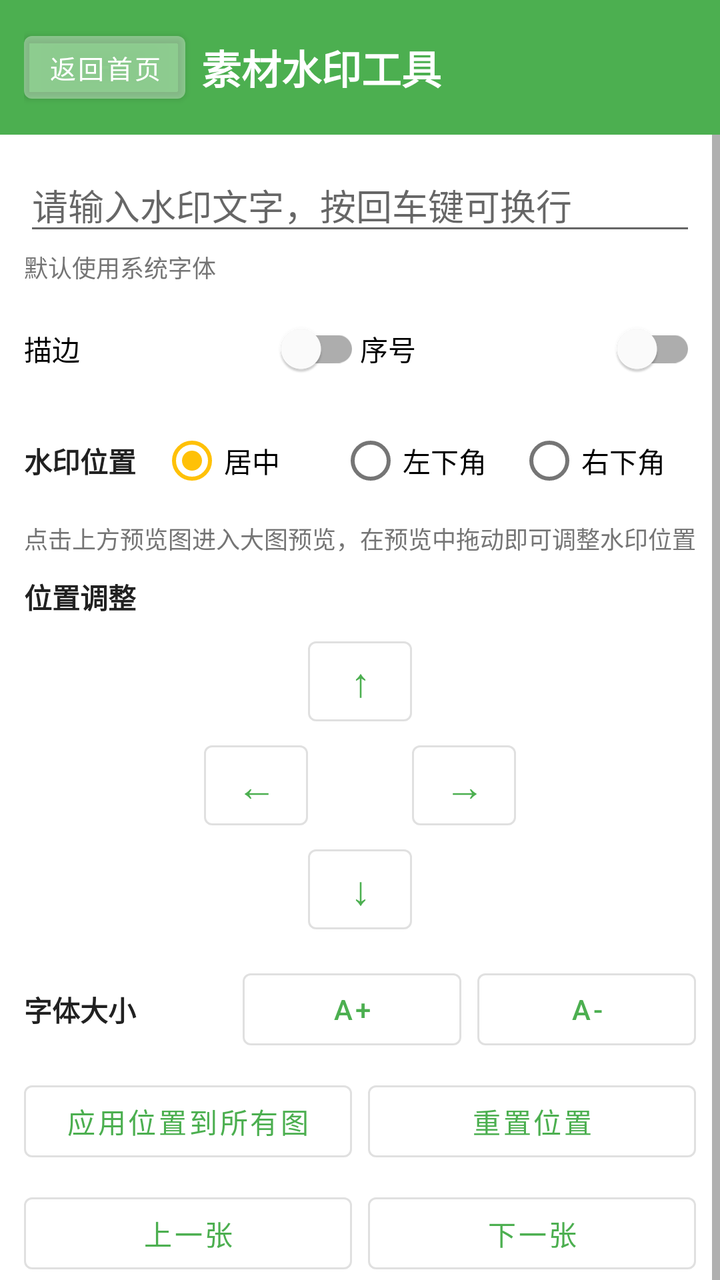
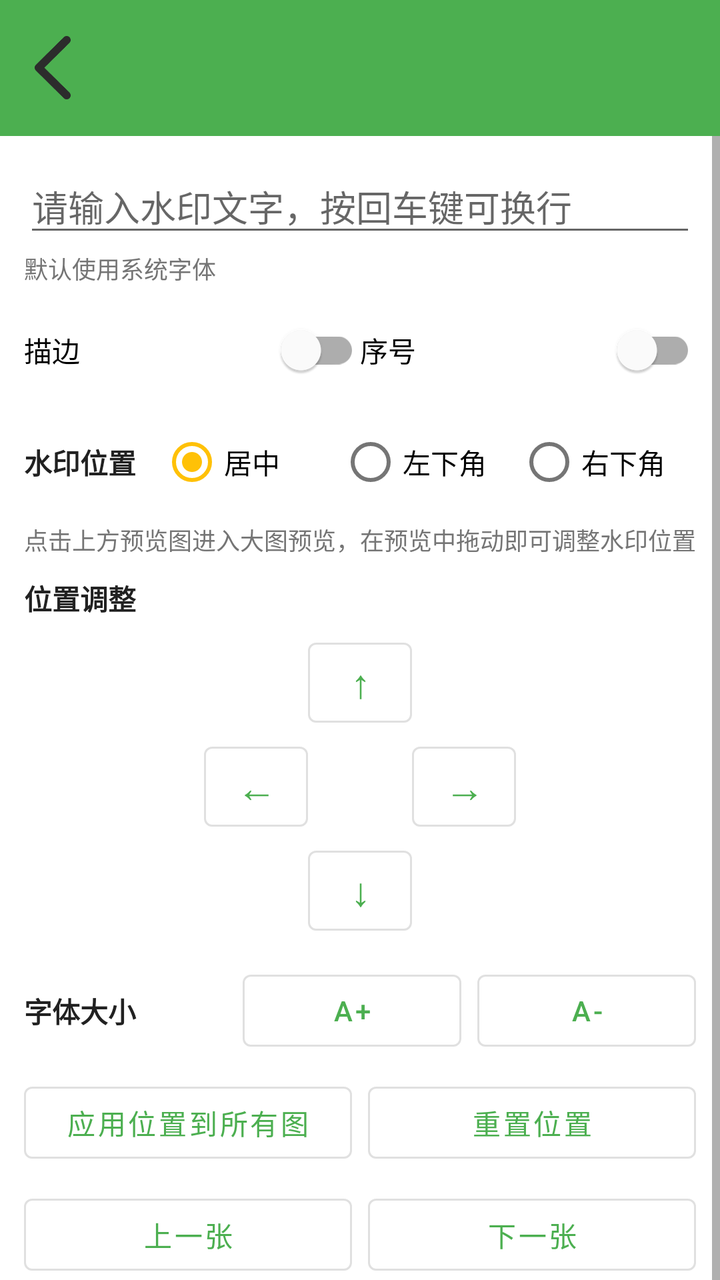

An Android layout rendered at two revisions. The XML below is the earlier revision; the diff shows what the commit changed to produce the second picture.
<!-- AndroidManifest.xml: application theme Theme.XiaQiaoQiao -->
<!-- res/layout/activity_watermark.xml -->
<?xml version="1.0" encoding="utf-8"?>
<LinearLayout xmlns:android="http://schemas.android.com/apk/res/android"
    android:layout_width="match_parent"
    android:layout_height="match_parent"
    android:background="@color/bg_page"
    android:orientation="vertical">

    
    <LinearLayout
        android:layout_width="match_parent"
        android:layout_height="wrap_content"
        android:background="@color/brand_primary"
        android:gravity="center_vertical"
        android:orientation="horizontal"
        android:padding="12dp">

        
        <Button
            android:id="@+id/btn_back_home"
            android:layout_width="wrap_content"
            android:layout_height="wrap_content"
            android:layout_marginEnd="8dp"
            android:backgroundTint="#33FFFFFF"
            android:minWidth="0dp"
            android:minHeight="0dp"
            android:paddingStart="12dp"
            android:paddingTop="6dp"
            android:paddingEnd="12dp"
            android:paddingBottom="6dp"
            android:text="@string/wm_back_home"
            android:textColor="@color/white"
            android:textSize="13sp" />

        <TextView
            android:id="@+id/tv_title"
            android:layout_width="0dp"
            android:layout_height="wrap_content"
            android:layout_weight="1"
            android:ellipsize="end"
            android:maxLines="1"
            android:text="@string/tool_watermark"
            android:textColor="@color/white"
            android:textSize="20sp"
            android:textStyle="bold" />

        <TextView
            android:id="@+id/tv_index"
            android:layout_width="wrap_content"
            android:layout_height="wrap_content"
            android:textColor="@color/white"
            android:textSize="14sp" />
    </LinearLayout>

    
    <FrameLayout
        android:layout_width="match_parent"
        android:layout_height="0dp"
        android:layout_weight="1"
        android:background="@color/black">

        <com.huanghy7588.xiaqiaoqiaogongjvxiang.watermark.WatermarkView
            android:id="@+id/watermark_view"
            android:layout_width="match_parent"
            android:layout_height="match_parent" />

        <TextView
            android:id="@+id/tv_no_image"
            android:layout_width="wrap_content"
            android:layout_height="wrap_content"
            android:layout_gravity="center"
            android:text="@string/wm_no_images"
            android:textColor="@color/white"
            android:textSize="16sp"
            android:visibility="visible" />
    </FrameLayout>

    
    <ScrollView
        android:layout_width="match_parent"
        android:layout_height="wrap_content"
        android:background="@color/bg_card">

        <LinearLayout
            android:layout_width="match_parent"
            android:layout_height="wrap_content"
            android:orientation="vertical"
            android:padding="12dp">

            
            <EditText
                android:id="@+id/et_text"
                android:layout_width="match_parent"
                android:layout_height="wrap_content"
                android:hint="@string/wm_input_hint"
                android:inputType="textMultiLine"
                android:minLines="1"
                android:maxLines="3"
                android:gravity="top|start" />

            
            <TextView
                android:layout_width="wrap_content"
                android:layout_height="wrap_content"
                android:layout_marginTop="2dp"
                android:text="@string/wm_font_hint"
                android:textColor="@color/text_secondary"
                android:textSize="12sp" />

            
            <LinearLayout
                android:layout_width="match_parent"
                android:layout_height="wrap_content"
                android:layout_marginTop="8dp"
                android:orientation="horizontal">

                <com.google.android.material.switchmaterial.SwitchMaterial
                    android:id="@+id/sw_stroke"
                    android:layout_width="0dp"
                    android:layout_height="wrap_content"
                    android:layout_weight="1"
                    android:text="@string/wm_stroke" />

                <com.google.android.material.switchmaterial.SwitchMaterial
                    android:id="@+id/sw_numbering"
                    android:layout_width="0dp"
                    android:layout_height="wrap_content"
                    android:layout_weight="1"
                    android:text="@string/wm_numbering" />
            </LinearLayout>

            
            <LinearLayout
                android:layout_width="match_parent"
                android:layout_height="wrap_content"
                android:layout_marginTop="8dp"
                android:gravity="center_vertical"
                android:orientation="horizontal">

                <TextView
                    android:layout_width="wrap_content"
                    android:layout_height="wrap_content"
                    android:text="@string/wm_default_pos"
                    android:textColor="@color/text_primary"
                    android:textStyle="bold" />

                <RadioGroup
                    android:id="@+id/rg_position"
                    android:layout_width="0dp"
                    android:layout_height="wrap_content"
                    android:layout_marginStart="12dp"
                    android:layout_weight="1"
                    android:orientation="horizontal">

                    <RadioButton
                        android:id="@+id/rb_pos_center"
                        android:layout_width="0dp"
                        android:layout_height="wrap_content"
                        android:layout_weight="1"
                        android:checked="true"
                        android:text="@string/wm_pos_center" />

                    <RadioButton
                        android:id="@+id/rb_pos_bottom_left"
                        android:layout_width="0dp"
                        android:layout_height="wrap_content"
                        android:layout_weight="1"
                        android:text="@string/wm_pos_bottom_left" />

                    <RadioButton
                        android:id="@+id/rb_pos_bottom_right"
                        android:layout_width="0dp"
                        android:layout_height="wrap_content"
                        android:layout_weight="1"
                        android:text="@string/wm_pos_bottom_right" />
                </RadioGroup>
            </LinearLayout>

            
            <TextView
                android:layout_width="wrap_content"
                android:layout_height="wrap_content"
                android:layout_marginTop="6dp"
                android:text="@string/wm_preview_hint"
                android:textColor="@color/text_secondary"
                android:textSize="12sp" />

            
            <TextView
                android:layout_width="wrap_content"
                android:layout_height="wrap_content"
                android:layout_marginTop="10dp"
                android:text="@string/wm_fine_tune_pos"
                android:textColor="@color/text_primary"
                android:textStyle="bold" />

            <GridLayout
                android:layout_width="wrap_content"
                android:layout_height="wrap_content"
                android:layout_gravity="center_horizontal"
                android:layout_marginTop="6dp"
                android:columnCount="3">

                
                <Space
                    android:layout_width="52dp"
                    android:layout_height="52dp" />

                <Button
                    android:id="@+id/btn_up"
                    style="@style/Widget.MaterialComponents.Button.OutlinedButton"
                    android:layout_width="52dp"
                    android:layout_height="52dp"
                    android:minWidth="0dp"
                    android:minHeight="0dp"
                    android:padding="0dp"
                    android:text="↑"
                    android:textSize="20sp" />

                <Space
                    android:layout_width="52dp"
                    android:layout_height="52dp" />

                
                <Button
                    android:id="@+id/btn_left"
                    style="@style/Widget.MaterialComponents.Button.OutlinedButton"
                    android:layout_width="52dp"
                    android:layout_height="52dp"
                    android:minWidth="0dp"
                    android:minHeight="0dp"
                    android:padding="0dp"
                    android:text="←"
                    android:textSize="20sp" />

                <Space
                    android:layout_width="52dp"
                    android:layout_height="52dp" />

                <Button
                    android:id="@+id/btn_right"
                    style="@style/Widget.MaterialComponents.Button.OutlinedButton"
                    android:layout_width="52dp"
                    android:layout_height="52dp"
                    android:minWidth="0dp"
                    android:minHeight="0dp"
                    android:padding="0dp"
                    android:text="→"
                    android:textSize="20sp" />

                
                <Space
                    android:layout_width="52dp"
                    android:layout_height="52dp" />

                <Button
                    android:id="@+id/btn_down"
                    style="@style/Widget.MaterialComponents.Button.OutlinedButton"
                    android:layout_width="52dp"
                    android:layout_height="52dp"
                    android:minWidth="0dp"
                    android:minHeight="0dp"
                    android:padding="0dp"
                    android:text="↓"
                    android:textSize="20sp" />

                <Space
                    android:layout_width="52dp"
                    android:layout_height="52dp" />
            </GridLayout>

            
            <LinearLayout
                android:layout_width="match_parent"
                android:layout_height="wrap_content"
                android:layout_marginTop="10dp"
                android:gravity="center_vertical"
                android:orientation="horizontal">

                <TextView
                    android:layout_width="0dp"
                    android:layout_height="wrap_content"
                    android:layout_weight="1"
                    android:text="@string/wm_font_size"
                    android:textColor="@color/text_primary"
                    android:textStyle="bold" />

                <Button
                    android:id="@+id/btn_bigger"
                    style="@style/Widget.MaterialComponents.Button.OutlinedButton"
                    android:layout_width="0dp"
                    android:layout_height="wrap_content"
                    android:layout_weight="1"
                    android:minWidth="0dp"
                    android:text="A+" />

                <Button
                    android:id="@+id/btn_smaller"
                    style="@style/Widget.MaterialComponents.Button.OutlinedButton"
                    android:layout_width="0dp"
                    android:layout_height="wrap_content"
                    android:layout_marginStart="8dp"
                    android:layout_weight="1"
                    android:minWidth="0dp"
                    android:text="A-" />
            </LinearLayout>

            
            <LinearLayout
                android:layout_width="match_parent"
                android:layout_height="wrap_content"
                android:layout_marginTop="8dp"
                android:orientation="horizontal">

                <Button
                    android:id="@+id/btn_apply_all"
                    style="@style/Widget.MaterialComponents.Button.OutlinedButton"
                    android:layout_width="0dp"
                    android:layout_height="wrap_content"
                    android:layout_weight="1"
                    android:text="@string/wm_apply_to_all" />

                <Button
                    android:id="@+id/btn_reset"
                    style="@style/Widget.MaterialComponents.Button.OutlinedButton"
                    android:layout_width="0dp"
                    android:layout_height="wrap_content"
                    android:layout_weight="1"
                    android:layout_marginStart="8dp"
                    android:text="@string/wm_reset_pos" />
            </LinearLayout>

            
            <LinearLayout
                android:layout_width="match_parent"
                android:layout_height="wrap_content"
                android:layout_marginTop="8dp"
                android:orientation="horizontal">

                <Button
                    android:id="@+id/btn_prev"
                    style="@style/Widget.MaterialComponents.Button.OutlinedButton"
                    android:layout_width="0dp"
                    android:layout_height="wrap_content"
                    android:layout_weight="1"
                    android:text="@string/wm_prev" />

                <Button
                    android:id="@+id/btn_next"
                    style="@style/Widget.MaterialComponents.Button.OutlinedButton"
                    android:layout_width="0dp"
                    android:layout_height="wrap_content"
                    android:layout_weight="1"
                    android:layout_marginStart="8dp"
                    android:text="@string/wm_next" />
            </LinearLayout>

            
            <LinearLayout
                android:layout_width="match_parent"
                android:layout_height="wrap_content"
                android:layout_marginTop="8dp"
                android:orientation="horizontal">

                <Button
                    android:id="@+id/btn_import"
                    style="@style/Widget.XiaQiaoQiao.Button.Primary"
                    android:layout_width="0dp"
                    android:layout_height="wrap_content"
                    android:layout_weight="1"
                    android:text="@string/wm_import_images" />

                <Button
                    android:id="@+id/btn_export"
                    style="@style/Widget.XiaQiaoQiao.Button.Primary"
                    android:layout_width="0dp"
                    android:layout_height="wrap_content"
                    android:layout_weight="1"
                    android:layout_marginStart="8dp"
                    android:backgroundTint="@color/brand_accent"
                    android:text="@string/wm_export" />
            </LinearLayout>
        </LinearLayout>
    </ScrollView>
</LinearLayout>
<!-- resources referenced by this layout -->
<resources>
  <color name="bg_card">#FFFFFFFF</color>
  <color name="bg_page">#FFF5F5F5</color>
  <color name="black">#FF000000</color>
  <color name="brand_accent">#FFFFC107</color>
  <color name="brand_primary">#FF4CAF50</color>
  <color name="text_primary">#FF212121</color>
  <color name="text_secondary">#FF757575</color>
  <color name="white">#FFFFFFFF</color>
  <string name="tool_watermark">素材水印工具</string>
  <string name="wm_apply_to_all">应用位置到所有图</string>
  <string name="wm_back_home">返回首页</string>
  <string name="wm_default_pos">水印位置</string>
  <string name="wm_export">导出水印图</string>
  <string name="wm_fine_tune_pos">位置调整</string>
  <string name="wm_font_hint">默认使用系统字体</string>
  <string name="wm_font_size">字体大小</string>
  <string name="wm_import_images">导入图片</string>
  <string name="wm_input_hint">请输入水印文字，按回车键可换行</string>
  <string name="wm_next">下一张</string>
  <string name="wm_no_images">尚未导入图片</string>
  <string name="wm_numbering">序号</string>
  <string name="wm_pos_bottom_left">左下角</string>
  <string name="wm_pos_bottom_right">右下角</string>
  <string name="wm_pos_center">居中</string>
  <string name="wm_prev">上一张</string>
  <string name="wm_preview_hint">点击上方预览图进入大图预览，在预览中拖动即可调整水印位置</string>
  <string name="wm_reset_pos">重置位置</string>
  <string name="wm_stroke">描边</string>
  <style name="Widget.XiaQiaoQiao.Button.Primary" parent="Widget.MaterialComponents.Button">
          <item name="android:textSize">18sp</item>
          <item name="android:textStyle">bold</item>
          <item name="cornerRadius">12dp</item>
          <item name="android:minHeight">56dp</item>
          <item name="backgroundTint">@color/brand_primary</item>
      </style>
  <style name="Theme.XiaQiaoQiao" parent="Theme.MaterialComponents.Light.NoActionBar">
          <item name="colorPrimary">@color/brand_primary</item>
          <item name="colorPrimaryVariant">@color/brand_primary_dark</item>
          <item name="colorOnPrimary">@color/white</item>
          <item name="colorSecondary">@color/brand_accent</item>
          <item name="colorOnSecondary">@color/black</item>
          <item name="android:statusBarColor" tools:targetApi="l">@color/brand_primary_dark</item>
          <item name="android:windowBackground">@color/bg_page</item>
      </style>
  <color name="brand_primary_dark">#FF388E3C</color>
</resources>

<!-- the commit's change to res/layout/activity_watermark.xml (unified diff, before → after) -->
@@ -15,33 +15,22 @@
         android:padding="12dp">
 
         
-        <Button
+        <ImageButton
             android:id="@+id/btn_back_home"
-            android:layout_width="wrap_content"
-            android:layout_height="wrap_content"
+            android:layout_width="44dp"
+            android:layout_height="44dp"
+            android:layout_marginStart="-8dp"
             android:layout_marginEnd="8dp"
-            android:backgroundTint="#33FFFFFF"
-            android:minWidth="0dp"
-            android:minHeight="0dp"
-            android:paddingStart="12dp"
-            android:paddingTop="6dp"
-            android:paddingEnd="12dp"
-            android:paddingBottom="6dp"
-            android:text="@string/wm_back_home"
-            android:textColor="@color/white"
-            android:textSize="13sp" />
-
-        <TextView
-            android:id="@+id/tv_title"
+            android:background="@null"
+            android:contentDescription="@string/wm_back_home"
+            android:padding="6dp"
+            android:scaleType="fitCenter"
+            android:src="@drawable/ic_back" />
+
+        <View
             android:layout_width="0dp"
-            android:layout_height="wrap_content"
-            android:layout_weight="1"
-            android:ellipsize="end"
-            android:maxLines="1"
-            android:text="@string/tool_watermark"
-            android:textColor="@color/white"
-            android:textSize="20sp"
-            android:textStyle="bold" />
+            android:layout_height="1dp"
+            android:layout_weight="1" />
 
         <TextView
             android:id="@+id/tv_index"
<!-- resource entries referenced after the edit -->
@@ -8,7 +8,7 @@
   <color name="text_primary">#FF212121</color>
   <color name="text_secondary">#FF757575</color>
   <color name="white">#FFFFFFFF</color>
-  <string name="tool_watermark">素材水印工具</string>
+  <!-- drawable ic_back: png bitmap (drawable-nodpi, 3108 bytes) -->
   <string name="wm_apply_to_all">应用位置到所有图</string>
   <string name="wm_back_home">返回首页</string>
   <string name="wm_default_pos">水印位置</string>
